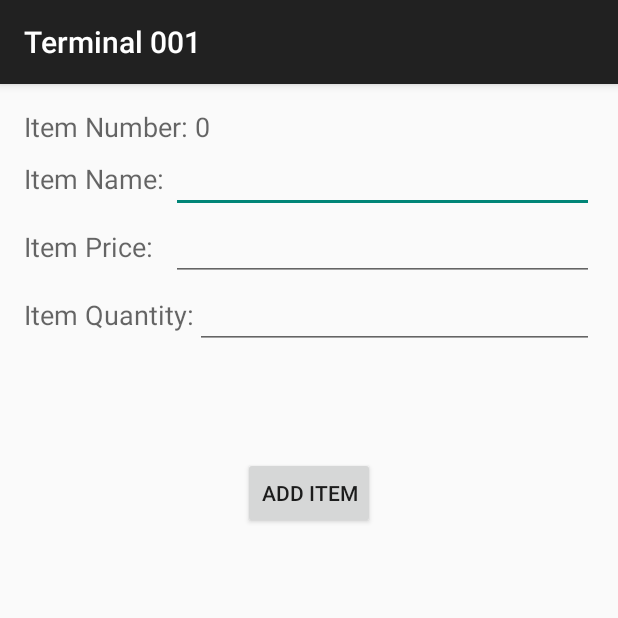
After one commit to seth12619/New-ADMU-Ewallet, an Android app: the SubActivity2 screen opened directly, with no data from a screen before it, on a phone screen of 412 x 824 dp, the top half of it. The commit adds this screen. Run offline under Robolectric (Android 15) with nearby library versions, the phone set to English and light mode, and no system bars; 1 statement that could not run was skipped.

Commit message:
Latest
- Working update and edit item function

```diff
--- /dev/null
+++ b/Ewallet/app/src/main/java/app/ewallet/SubActivity2.java
@@ -0,0 +1,80 @@
+package app.ewallet;
+
+import android.content.Intent;
+import android.os.Bundle;
+import android.support.design.widget.FloatingActionButton;
+import android.support.design.widget.Snackbar;
+import android.support.v7.app.AppCompatActivity;
+import android.support.v7.widget.Toolbar;
+import android.view.View;
+import android.widget.Button;
+import android.widget.EditText;
+import android.widget.TextView;
+
+public class SubActivity2 extends AppCompatActivity {
+
+    LocalShopHandler shdb = new LocalShopHandler(this);
+    Button btn;
+
+    TextView tv_itemNo;
+
+    EditText itemName;
+    EditText cost;
+    EditText qty;
+
+    @Override
+    protected void onCreate(Bundle savedInstanceState) {
+        super.onCreate(savedInstanceState);
+        setContentView(R.layout.activity_sub2);
+        Toolbar toolbar = (Toolbar) findViewById(R.id.toolbar);
+        setSupportActionBar(toolbar);
+
+        Intent intent = getIntent();
+        int itemNo = Integer.parseInt(intent.getStringExtra("itemNo"));
+        tv_itemNo = (TextView) findViewById(R.id.tv_itemNo);
+        tv_itemNo.setText(String.valueOf(itemNo));
+
+        if (shdb.checkExist(itemNo)) {
+            btn = (Button) findViewById(R.id.btn_add);
+            btn.setText("Edit Item");
+            setEditItem(itemNo);
+        }
+    }
+
+    public void setEditItem(int itemNo) {
+        itemName = (EditText) findViewById(R.id.et_itemName);
+        cost = (EditText) findViewById(R.id.et_cost);
+        qty = (EditText) findViewById(R.id.et_qty);
+
+        Item item = shdb.getItem(itemNo);
+
+        itemName.setText(item.getName());
+        cost.setText(String.valueOf(item.getCost()));
+        qty.setText(String.valueOf(item.getQty()));
+
+    }
+
+    public void addItem(View view) {
+        itemName = (EditText) findViewById(R.id.et_itemName);
+        cost = (EditText) findViewById(R.id.et_cost);
+        qty = (EditText) findViewById(R.id.et_qty);
+
+        Intent intent = getIntent();
+        int itemNo = Integer.parseInt(intent.getStringExtra("itemNo"));
+
+        if (shdb.checkExist(itemNo)) {
+            shdb.updateItem(itemNo, Integer.parseInt(qty.getText().toString()));
+            shdb.updateItemName(itemNo, itemName.getText().toString());
+            shdb.updateCost(itemNo, Double.parseDouble(cost.getText().toString()));
+            Intent intent0 = new Intent(this, MainActivity.class);
+            startActivity(intent0);
+        } else {
+            Item item = new Item(itemNo, itemName.getText().toString(), Double.parseDouble(cost.getText().toString()), Integer.parseInt(qty.getText().toString()));
+            shdb.addItem(item);
+            Intent intent0 = new Intent(this, MainActivity.class);
+            startActivity(intent0);
+        }
+
+    }
+
+}
--- a/Ewallet/app/src/main/java/app/ewallet/subActivity.java
+++ b/Ewallet/app/src/main/java/app/ewallet/subActivity.java
@@ -1,5 +1,6 @@
 package app.ewallet;
 
+import android.content.Intent;
 import android.os.Bundle;
 import android.support.design.widget.FloatingActionButton;
 import android.support.design.widget.Snackbar;
@@ -37,13 +38,18 @@
             if (length < 3 || length != origLength) {
                 tv = (TextView) findViewById(R.id.tv_warning);
                 Toast toast = Toast.makeText(this, "Invalid Input", Toast.LENGTH_SHORT);
+                toast.show();
                 tv.setText("Please input a number that has 3 or more digits, and does not start with a 0");
             } else {
                 //go to next activity
+                Intent intent0 = new Intent(this, SubActivity2.class);
+                intent0.putExtra("itemNo",stringItem);
+                startActivity(intent0);
             }
         } catch (Exception e) {
             tv = (TextView) findViewById(R.id.tv_warning);
             Toast toast = Toast.makeText(this, "Invalid Input", Toast.LENGTH_SHORT);
+            toast.show();
             tv.setText("Please input a number that has 3 or more digits, and does not start with a 0");
         }
     }
--- /dev/null
+++ b/Ewallet/app/src/main/res/layout/activity_sub2.xml
@@ -0,0 +1,21 @@
+<?xml version="1.0" encoding="utf-8"?>
+<android.support.design.widget.CoordinatorLayout
+    xmlns:android="http://schemas.android.com/apk/res/android"
+    xmlns:app="http://schemas.android.com/apk/res-auto"
+    xmlns:tools="http://schemas.android.com/tools" android:layout_width="match_parent"
+    android:layout_height="match_parent" android:fitsSystemWindows="true"
+    tools:context="app.ewallet.SubActivity2">
+
+    <android.support.design.widget.AppBarLayout android:layout_height="wrap_content"
+        android:layout_width="match_parent" android:theme="@style/AppTheme.AppBarOverlay">
+
+        <android.support.v7.widget.Toolbar android:id="@+id/toolbar"
+            android:layout_width="match_parent" android:layout_height="?attr/actionBarSize"
+            android:background="?attr/colorPrimary" app:popupTheme="@style/AppTheme.PopupOverlay" />
+
+    </android.support.design.widget.AppBarLayout>
+
+    <include layout="@layout/content_sub2" />
+
+
+</android.support.design.widget.CoordinatorLayout>
--- /dev/null
+++ b/Ewallet/app/src/main/res/layout/content_sub2.xml
@@ -0,0 +1,108 @@
+<?xml version="1.0" encoding="utf-8"?>
+<RelativeLayout xmlns:android="http://schemas.android.com/apk/res/android"
+    xmlns:tools="http://schemas.android.com/tools"
+    xmlns:app="http://schemas.android.com/apk/res-auto" android:layout_width="match_parent"
+    android:layout_height="match_parent" android:paddingLeft="@dimen/activity_horizontal_margin"
+    android:paddingRight="@dimen/activity_horizontal_margin"
+    android:paddingTop="@dimen/activity_vertical_margin"
+    android:paddingBottom="@dimen/activity_vertical_margin"
+    app:layout_behavior="@string/appbar_scrolling_view_behavior"
+    tools:showIn="@layout/activity_sub2" tools:context="app.ewallet.SubActivity2">
+
+    <TextView
+        android:layout_width="wrap_content"
+        android:layout_height="wrap_content"
+        android:textAppearance="?android:attr/textAppearanceMedium"
+        android:text="Item Number: "
+        android:id="@+id/textView2"
+        android:layout_alignParentTop="true"
+        android:layout_alignParentLeft="true"
+        android:layout_alignParentStart="true" />
+
+    <TextView
+        android:layout_width="wrap_content"
+        android:layout_height="wrap_content"
+        android:textAppearance="?android:attr/textAppearanceMedium"
+        android:text="itemNo"
+        android:id="@+id/tv_itemNo"
+        android:layout_alignBottom="@+id/textView2"
+        android:layout_alignTop="@+id/textView2"
+        android:layout_toRightOf="@+id/textView2"
+        android:layout_toEndOf="@+id/textView2" />
+
+    <TextView
+        android:layout_width="wrap_content"
+        android:layout_height="wrap_content"
+        android:textAppearance="?android:attr/textAppearanceMedium"
+        android:text="Item Name: "
+        android:id="@+id/textView5"
+        android:layout_below="@+id/textView2"
+        android:layout_alignParentLeft="true"
+        android:layout_alignParentStart="true"
+        android:layout_marginTop="10dp" />
+
+    <EditText
+        android:layout_width="wrap_content"
+        android:layout_height="wrap_content"
+        android:id="@+id/et_itemName"
+        android:layout_below="@+id/textView2"
+        android:layout_toRightOf="@+id/textView5"
+        android:layout_alignParentRight="true"
+        android:layout_alignParentEnd="true" />
+
+    <TextView
+        android:layout_width="wrap_content"
+        android:layout_height="wrap_content"
+        android:textAppearance="?android:attr/textAppearanceMedium"
+        android:text="Item Price: "
+        android:id="@+id/tv_cost"
+        android:layout_below="@+id/et_itemName"
+        android:layout_alignParentLeft="true"
+        android:layout_alignParentStart="true"
+        android:layout_marginTop="10dp" />
+
+    <EditText
+        android:layout_width="wrap_content"
+        android:layout_height="wrap_content"
+        android:inputType="numberDecimal"
+        android:ems="10"
+        android:id="@+id/et_cost"
+        android:layout_below="@+id/et_itemName"
+        android:layout_alignRight="@+id/et_itemName"
+        android:layout_alignEnd="@+id/et_itemName"
+        android:layout_alignLeft="@+id/et_itemName"
+        android:layout_alignStart="@+id/et_itemName" />
+
+    <TextView
+        android:layout_width="wrap_content"
+        android:layout_height="wrap_content"
+        android:textAppearance="?android:attr/textAppearanceMedium"
+        android:text="Item Quantity: "
+        android:id="@+id/textView4"
+        android:layout_below="@+id/et_cost"
+        android:layout_alignParentLeft="true"
+        android:layout_alignParentStart="true"
+        android:layout_marginTop="10dp" />
+
+    <EditText
+        android:layout_width="wrap_content"
+        android:layout_height="wrap_content"
+        android:inputType="number"
+        android:ems="10"
+        android:id="@+id/et_qty"
+        android:layout_below="@+id/et_cost"
+        android:layout_toRightOf="@+id/textView2"
+        android:layout_alignParentRight="true"
+        android:layout_alignParentEnd="true" />
+
+    <Button
+        android:layout_width="wrap_content"
+        android:layout_height="wrap_content"
+        android:text="Add Item"
+        android:id="@+id/btn_add"
+        android:layout_centerVertical="true"
+        android:layout_centerHorizontal="true"
+        android:onClick="addItem"
+        android:layout_marginTop="72dp"
+        android:layout_below="@+id/et_qty"/>
+</RelativeLayout>
--- a/Ewallet/app/src/main/res/values/strings.xml
+++ b/Ewallet/app/src/main/res/values/strings.xml
@@ -8,4 +8,5 @@
     <string name="title_activity_main3">MainActivity3</string>
     <string name="title_activity_main5">Main5Activity</string>
     <string name="title_activity_sub">subActivity</string>
+    <string name="title_activity_sub2">SubActivity2</string>
 </resources>
```
Also changed, not shown: Ewallet/app/src/main/AndroidManifest.xml (+9 -0 lines), Ewallet/app/src/main/java/app/ewallet/LocalShopHandler.java (+16 -0 lines), Ewallet/app/src/main/java/app/ewallet/LocalStockHandler.java (+31 -0 lines), Ewallet/app/src/main/java/app/ewallet/MainActivity.java (+10 -9 lines), Ewallet/app/src/main/res/menu/menu_main.xml (+2 -7 lines).
